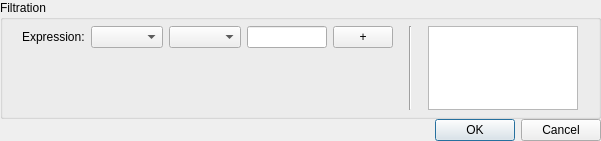
First picture: the form in ui/filtrationwidget.ui, repository snip89/wsnsim-postprocessor, before the edit.
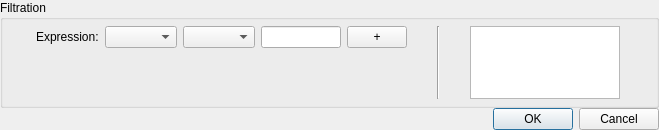
Second picture: the form after the edit.

What changed in the file:
```diff
--- a/ui/filtrationwidget.ui
+++ b/ui/filtrationwidget.ui
@@ -6,10 +6,28 @@
    <rect>
     <x>0</x>
     <y>0</y>
-    <width>601</width>
-    <height>141</height>
+    <width>659</width>
+    <height>130</height>
    </rect>
   </property>
+  <property name="sizePolicy">
+   <sizepolicy hsizetype="Fixed" vsizetype="Fixed">
+    <horstretch>0</horstretch>
+    <verstretch>0</verstretch>
+   </sizepolicy>
+  </property>
+  <property name="minimumSize">
+   <size>
+    <width>659</width>
+    <height>130</height>
+   </size>
+  </property>
+  <property name="maximumSize">
+   <size>
+    <width>659</width>
+    <height>130</height>
+   </size>
+  </property>
   <property name="windowTitle">
    <string>Filter log</string>
   </property>
```
Left out of the diff: 3 changed lines with no effect on the pictures.
